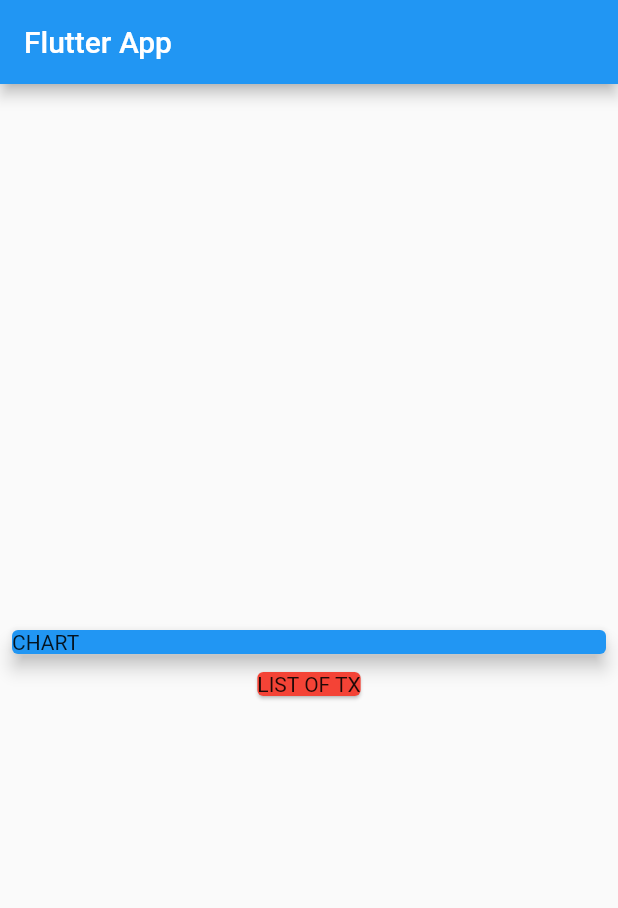
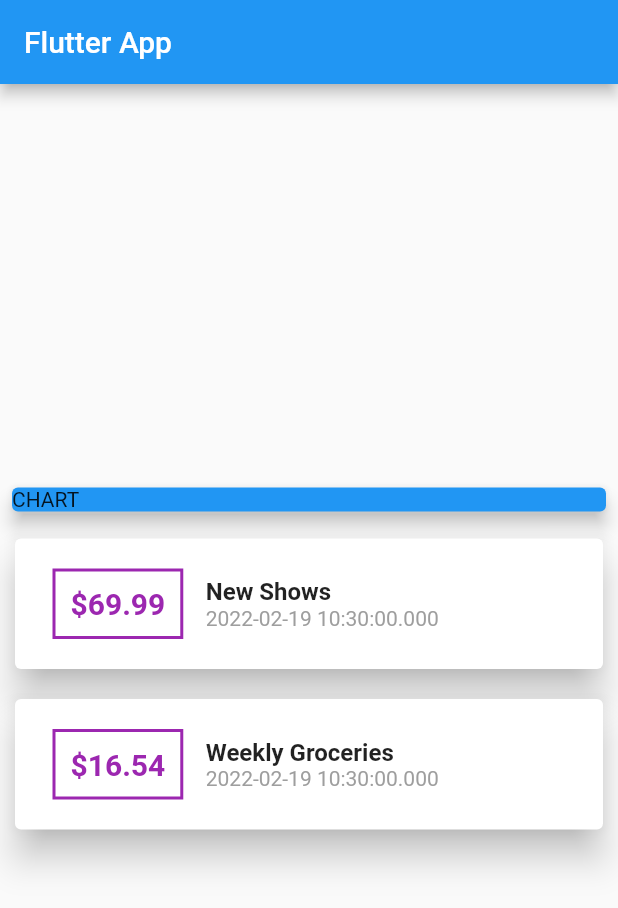
Before and after one commit to mitsuba19930328/flutter_real_app, a Flutter app: the screen it shows after launch, on a phone screen of 412 x 824 dp. Shown: the top 908 px of the screen. Run offline on Flutter 3.47's test engine with Material 2 defaults, Android fonts, the phone set to English and light mode, and no system bars.

Commit message:
[UPD]取引カードガラ作成

```diff
--- a/lib/main.dart
+++ b/lib/main.dart
@@ -48,10 +48,48 @@ class MyHomePage extends StatelessWidget {
               elevation: 5,
             ),
           ),
-          Card(color: Colors.red, child: Text('LIST OF TX')),
-          // Center(
-          //   child: Text('Widget Playground!'),
-          // ),
+          Column(
+              children: transactions.map((tx) {
+            return Card(
+              margin: const EdgeInsets.all(10.0),
+              elevation: 10,
+              child: Container(
+                margin: const EdgeInsets.all(10.0),
+                child: Row(
+                  children: [
+                    Container(
+                      margin: EdgeInsets.symmetric(
+                        vertical: 10,
+                        horizontal: 15,
+                      ),
+                      decoration: BoxDecoration(
+                        border: Border.all(
+                          color: Colors.purple,
+                          width: 2,
+                        ),
+                      ),
+                      padding: EdgeInsets.all(10),
+                      child: Text(
+                        '\$${tx.amount.toString()}',
+                        style: TextStyle(
+                          fontWeight: FontWeight.bold,
+                          fontSize: 20,
+                          color: Colors.purple,
+                        ),
+                      ),
+                    ),
+                    Column(
+                      crossAxisAlignment: CrossAxisAlignment.start,
+                      children: [
+                        Text(tx.title, style: TextStyle(fontSize: 16, fontWeight: FontWeight.bold,),),
+                        Text(tx.date.toString(), style: TextStyle(color: Colors.grey),),
+                      ],
+                    ),
+                  ],
+                ),
+              ),
+            );
+          }).toList()),
         ],
       ),
     );
```
